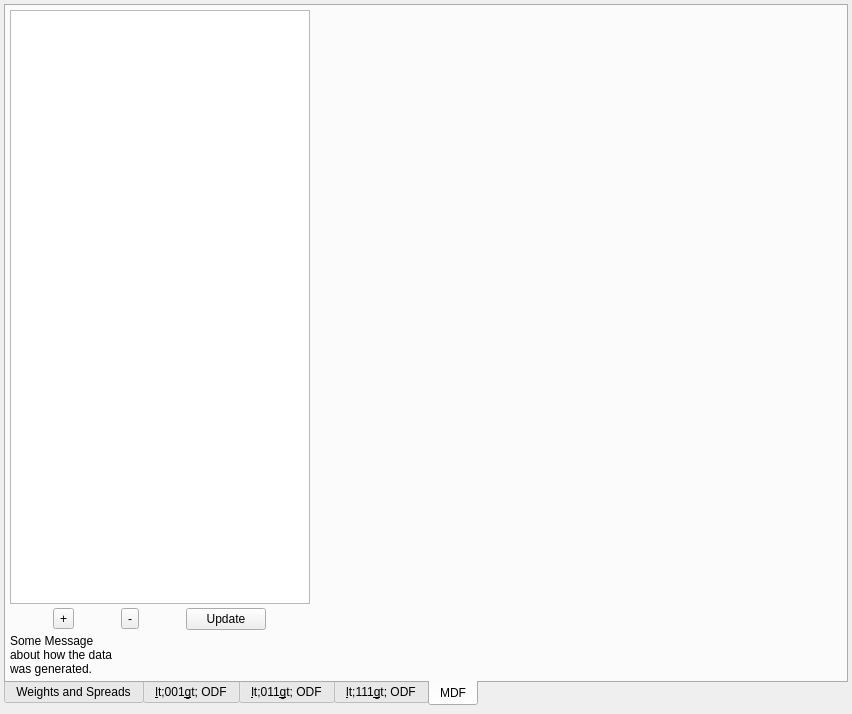
The window that Source/StatsGenerator/UI_Files/StatsGenODFWidget.ui (BlueQuartzSoftware/DREAM3D) describes before a commit, drawn with Qt 5.
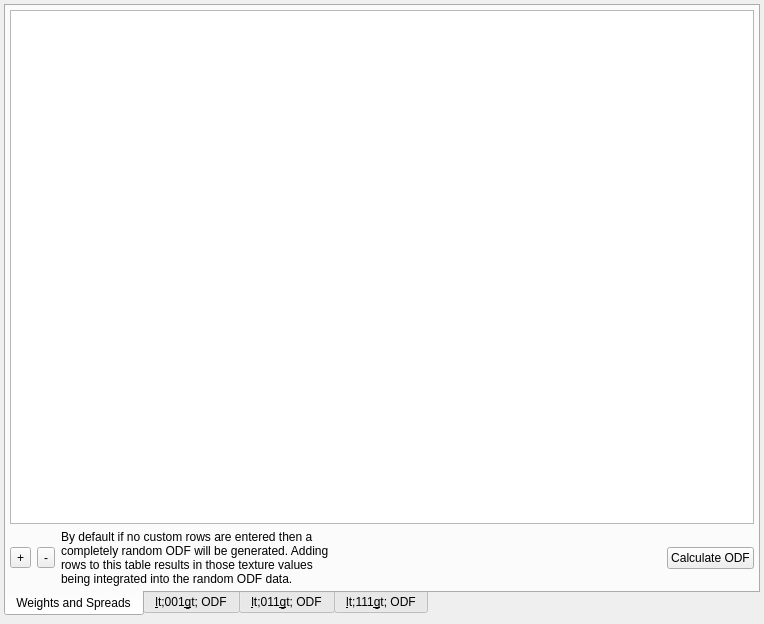
The same window after the commit. The open tabs and pages were chosen to show the change. Custom widgets are drawn as their Qt base class.

Commit message: Moving the MDF functionality into its own class. Making the MDF optional in the ODF widget so we can reuse it as the AxisODF widget. Adding API skeleton code to calc the OrthoRhombic ODF data. Adjusting the SGWidget to add in the ODF and AxisODF widgets as tabs

Patch:
```diff
--- a/Source/StatsGenerator/UI_Files/StatsGenODFWidget.ui
+++ b/Source/StatsGenerator/UI_Files/StatsGenODFWidget.ui
@@ -6,8 +6,8 @@
    <rect>
     <x>0</x>
     <y>0</y>
-    <width>852</width>
-    <height>714</height>
+    <width>764</width>
+    <height>624</height>
    </rect>
   </property>
   <property name="windowTitle">
@@ -45,9 +45,6 @@
        <property name="margin">
         <number>4</number>
        </property>
-       <property name="spacing">
-        <number>6</number>
-       </property>
        <item row="0" column="0">
         <widget class="QTableView" name="m_ODFTableView">
          <property name="sizePolicy">
@@ -210,99 +207,6 @@
        </item>
       </layout>
      </widget>
-     <widget class="QWidget" name="mdf_tab">
-      <attribute name="title">
-       <string>MDF</string>
-      </attribute>
-      <layout class="QHBoxLayout" name="horizontalLayout_3">
-       <property name="spacing">
-        <number>4</number>
-       </property>
-       <property name="margin">
-        <number>4</number>
-       </property>
-       <item>
-        <layout class="QVBoxLayout" name="verticalLayout_6">
-         <item>
-          <widget class="QTableView" name="m_MDFTableView">
-           <property name="sizePolicy">
-            <sizepolicy hsizetype="Minimum" vsizetype="Ignored">
-             <horstretch>0</horstretch>
-             <verstretch>0</verstretch>
-            </sizepolicy>
-           </property>
-           <property name="minimumSize">
-            <size>
-             <width>300</width>
-             <height>0</height>
-            </size>
-           </property>
-          </widget>
-         </item>
-         <item>
-          <layout class="QHBoxLayout" name="horizontalLayout_2" stretch="0,0,0">
-           <property name="sizeConstraint">
-            <enum>QLayout::SetMinAndMaxSize</enum>
-           </property>
-           <item>
-            <widget class="QToolButton" name="addMDFRowBtn">
-             <property name="text">
-              <string>+</string>
-             </property>
-            </widget>
-           </item>
-           <item>
-            <widget class="QToolButton" name="deleteMDFRowBtn">
-             <property name="text">
-              <string>-</string>
-             </property>
-            </widget>
-           </item>
-           <item>
-            <widget class="QPushButton" name="m_MDFUpdateBtn">
-             <property name="sizePolicy">
-              <sizepolicy hsizetype="Fixed" vsizetype="Fixed">
-               <horstretch>0</horstretch>
-               <verstretch>0</verstretch>
-              </sizepolicy>
-             </property>
-             <property name="text">
-              <string>Update</string>
-             </property>
-            </widget>
-           </item>
-          </layout>
-         </item>
-         <item>
-          <widget class="QLabel" name="label">
-           <property name="sizePolicy">
-            <sizepolicy hsizetype="Maximum" vsizetype="Maximum">
-             <horstretch>0</horstretch>
-             <verstretch>0</verstretch>
-            </sizepolicy>
-           </property>
-           <property name="text">
-            <string>Some Message about how the data was generated.</string>
-           </property>
-           <property name="wordWrap">
-            <bool>true</bool>
-           </property>
-          </widget>
-         </item>
-        </layout>
-       </item>
-       <item>
-        <widget class="QwtPlot" name="m_MDFPlot">
-         <property name="sizePolicy">
-          <sizepolicy hsizetype="Ignored" vsizetype="Ignored">
-           <horstretch>0</horstretch>
-           <verstretch>0</verstretch>
-          </sizepolicy>
-         </property>
-        </widget>
-       </item>
-      </layout>
-     </widget>
     </widget>
    </item>
   </layout>
```
The commit also changes 10 other files.
